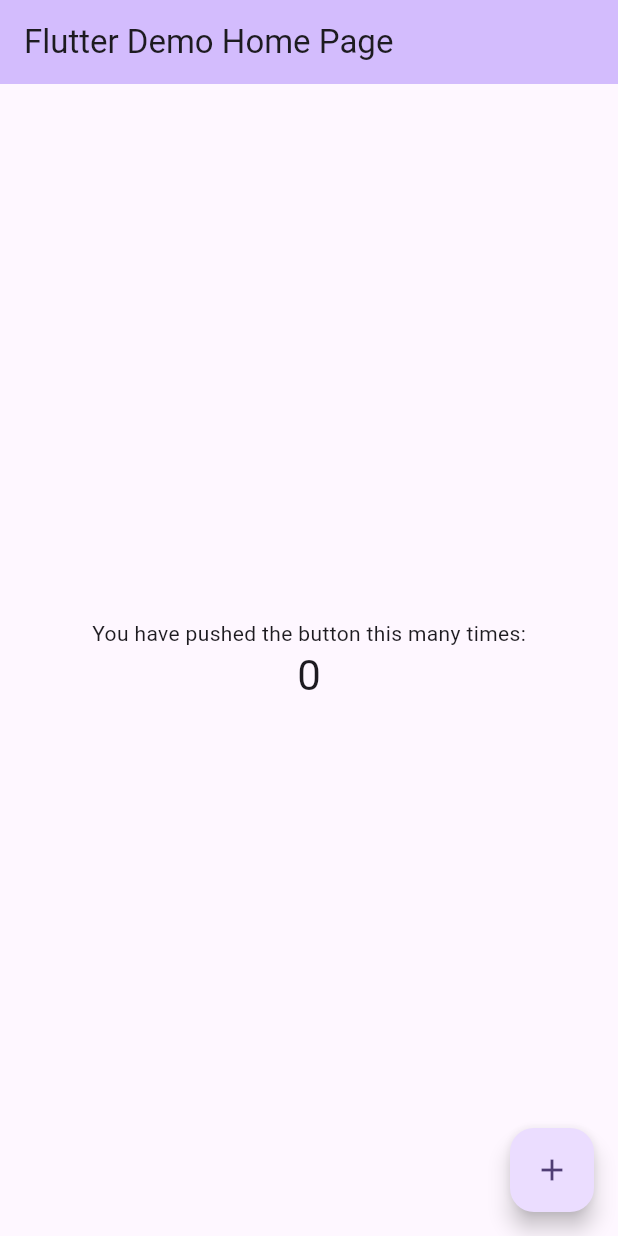
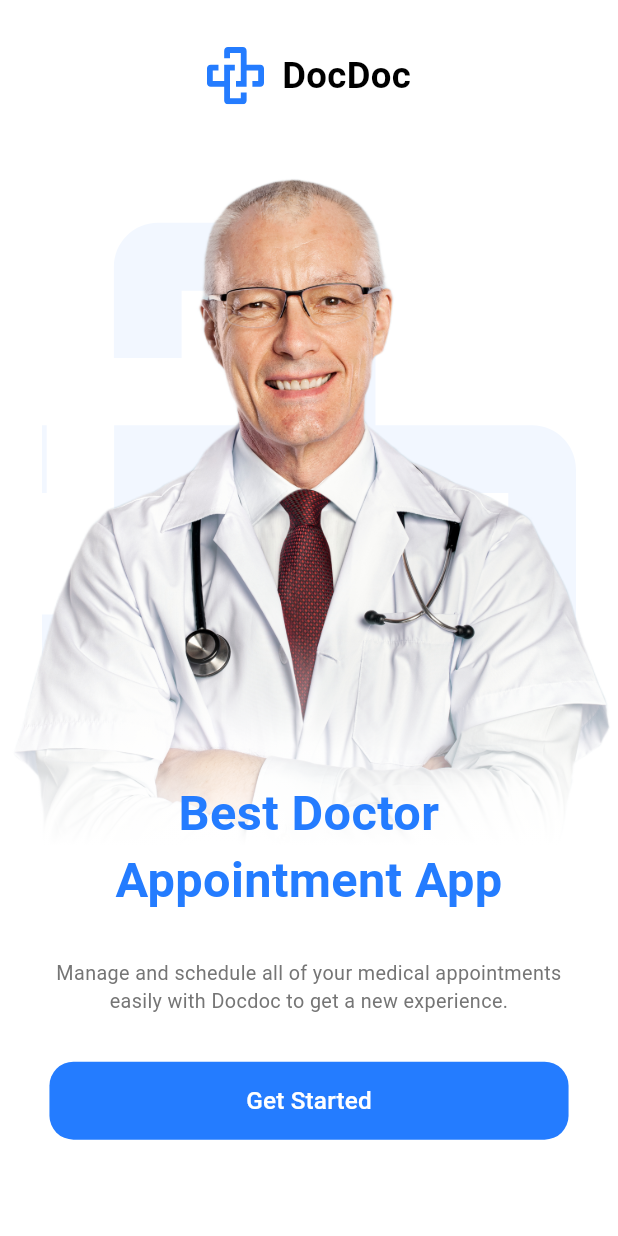
Before and after one commit to hamdy-farg/flutter_advanced_app, a Flutter app: the screen it shows after launch, on a phone screen of 412 x 824 dp. Run offline on Flutter 3.47's test engine with Material 3 defaults, Android fonts, the phone set to English and light mode, and no system bars; our stand-ins replace flutter_screenutil, flutter_svg.

Commit message:
.assets . images .svgs .navigator extension .approuter & routes added . thems color and styles added .empty login screen added . onboarding screen & get started widget and doctor image and name widget and doc_logo widget

```diff
--- /dev/null
+++ b/devtools_options.yaml
@@ -0,0 +1,3 @@
+description: This file stores settings for Dart & Flutter DevTools.
+documentation: https://docs.flutter.dev/tools/devtools/extensions#configure-extension-enablement-states
+extensions:
--- /dev/null
+++ b/lib/core/helpers/extensions.dart
@@ -0,0 +1,21 @@
+import 'package:flutter/material.dart';
+
+extension Navigation on BuildContext {
+  Future<dynamic> pushNamed(String routeName, {Object? arguments}) {
+    return Navigator.of(this).pushNamed(routeName, arguments: arguments);
+  }
+
+
+  Future<dynamic> pushReplacementNamed(String routeName, {Object? arguments}) {
+    return Navigator.of(this)
+        .pushReplacementNamed(routeName, arguments: arguments);
+  }
+
+  Future<dynamic> pushNamedAndRemoveUntil(String routeName,
+      {Object? arguments, required RoutePredicate predicate}) {
+    return Navigator.of(this)
+        .pushNamedAndRemoveUntil(routeName, predicate, arguments: arguments);
+  }
+
+  void pop() => Navigator.of(this).pop();
+}
--- /dev/null
+++ b/lib/core/routing/app_router.dart
@@ -0,0 +1,29 @@
+import 'package:flutter/material.dart';
+import 'package:omar_ahmed_advanced_project/core/routing/routes.dart';
+import 'package:omar_ahmed_advanced_project/features/login/ui/login_screen.dart';
+import 'package:omar_ahmed_advanced_project/features/onboarding/onboarding_screen.dart';
+
+class AppRouter {
+  Route generateRoute(RouteSettings settings) {
+    // this arguments to be passed in any screen like this (arguments as ClassName)
+    final arguments = settings.arguments;
+    switch (settings.name) {
+      case Routes.onBoardingScreen:
+        return MaterialPageRoute(
+          builder: (_) => const OnboardingScreen(),
+        );
+      case Routes.loginScreen:
+        return MaterialPageRoute(
+          builder: (_) => const LoginScreen(),
+        );
+      default:
+        return MaterialPageRoute(
+          builder: (_) => Scaffold(
+            body: Center(
+              child: Text("no route defined for ${settings.name}"),
+            ),
+          ),
+        );
+    }
+  }
+}
--- /dev/null
+++ b/lib/core/routing/routes.dart
@@ -0,0 +1,4 @@
+class Routes {
+  static const String onBoardingScreen = '/onBoardingScreen';
+  static const String loginScreen = '/loginScreen';
+}
--- /dev/null
+++ b/lib/core/theming/colors.dart
@@ -0,0 +1,6 @@
+import 'package:flutter/material.dart';
+
+class ColorsManager {
+  static const Color mainBlue = Color(0xFF247CFF);
+  static const Color gray = Color(0xFF757575);
+}
--- /dev/null
+++ b/lib/core/theming/styles.dart
@@ -0,0 +1,28 @@
+import 'package:flutter/material.dart';
+import 'package:flutter_screenutil/flutter_screenutil.dart';
+import 'package:omar_ahmed_advanced_project/core/theming/colors.dart';
+
+class TextStyles {
+  static TextStyle font24Black700Weight = TextStyle(
+    fontSize: 24.sp,
+    color: Colors.black,
+    fontWeight: FontWeight.w700,
+  );
+
+  static TextStyle font32BlueBold = TextStyle(
+    fontSize: 32.sp,
+    color: ColorsManager.mainBlue,
+    fontWeight: FontWeight.bold,
+  );
+
+  static TextStyle font13GrayRegular = TextStyle(
+    fontSize: 13.sp,
+    color: ColorsManager.gray,
+    fontWeight: FontWeight.normal,
+  );
+  static TextStyle font16WhiteSemiBold = TextStyle(
+    fontSize: 16.sp,
+    color: Colors.white,
+    fontWeight: FontWeight.w500,
+  );
+}
--- /dev/null
+++ b/lib/doc_app.dart
@@ -0,0 +1,28 @@
+import 'package:flutter/material.dart';
+import 'package:flutter_screenutil/flutter_screenutil.dart';
+import 'package:omar_ahmed_advanced_project/core/routing/app_router.dart';
+import 'package:omar_ahmed_advanced_project/core/routing/routes.dart';
+import 'package:omar_ahmed_advanced_project/core/theming/colors.dart';
+
+class DocApp extends StatelessWidget {
+  final AppRouter appRouter;
+  const DocApp({super.key, required this.appRouter});
+
+  @override
+  Widget build(BuildContext context) {
+    return ScreenUtilInit(
+      designSize: const Size(375, 812),
+      minTextAdapt: true,
+      child: MaterialApp(
+        debugShowCheckedModeBanner: false,
+        title: 'Doc app',
+        theme: ThemeData(
+          scaffoldBackgroundColor: Colors.white,
+          primaryColor: ColorsManager.mainBlue,
+        ),
+        initialRoute: Routes.onBoardingScreen,
+        onGenerateRoute: appRouter.generateRoute,
+      ),
+    );
+  }
+}
--- /dev/null
+++ b/lib/features/login/ui/login_screen.dart
@@ -0,0 +1,17 @@
+import 'package:flutter/material.dart';
+
+class LoginScreen extends StatelessWidget {
+  const LoginScreen({super.key});
+
+  @override
+  Widget build(BuildContext context) {
+    return Scaffold(
+      appBar: AppBar(
+        title: const Text("login screen"),
+      ),
+      body: const Center(
+        child: Text("login screen"),
+      ),
+    );
+  }
+}
--- /dev/null
+++ b/lib/features/onboarding/onboarding_screen.dart
@@ -0,0 +1,47 @@
+import 'package:flutter/material.dart';
+import 'package:flutter_screenutil/flutter_screenutil.dart';
+import 'package:omar_ahmed_advanced_project/core/theming/styles.dart';
+import 'package:omar_ahmed_advanced_project/features/onboarding/widgets/doc_logo_and_name.dart';
+import 'package:omar_ahmed_advanced_project/features/onboarding/widgets/doctor_image_and_text.dart';
+import 'package:omar_ahmed_advanced_project/features/onboarding/widgets/get_started_butttom.dart';
+
+class OnboardingScreen extends StatelessWidget {
+  const OnboardingScreen({super.key});
+
+  @override
+  Widget build(BuildContext context) {
+    return Scaffold(
+      body: SafeArea(
+          child: SingleChildScrollView(
+        child: Padding(
+          padding: EdgeInsets.only(top: 30.h),
+          child: Column(
+            children: [
+              const DocLogoAndName(),
+              SizedBox(
+                height: 30.h,
+              ),
+              const DoctorImageAndText(),
+              Padding(
+                padding: EdgeInsets.symmetric(horizontal: 30.w),
+                child: Column(
+                  children: [
+                    Text(
+                      "Manage and schedule all of your medical appointments easily with Docdoc to get a new experience.",
+                      style: TextStyles.font13GrayRegular,
+                      textAlign: TextAlign.center,
+                    ),
+                    SizedBox(
+                      height: 30.h,
+                    ),
+                    const GetStartedButtom()
+                  ],
+                ),
+              )
+            ],
+          ),
+        ),
+      )),
+    );
+  }
+}
--- /dev/null
+++ b/lib/features/onboarding/widgets/doc_logo_and_name.dart
@@ -0,0 +1,20 @@
+import 'package:flutter/material.dart';
+import 'package:flutter_screenutil/flutter_screenutil.dart';
+import 'package:flutter_svg/flutter_svg.dart';
+import 'package:omar_ahmed_advanced_project/core/theming/styles.dart';
+
+class DocLogoAndName extends StatelessWidget {
+  const DocLogoAndName({super.key});
+
+  @override
+  Widget build(BuildContext context) {
+    return Row(
+      mainAxisAlignment: MainAxisAlignment.center,
+      children: [
+        SvgPicture.asset('assets/svgs/docdoc_logo.svg'),
+        SizedBox(width: 10.w),
+        Text('DocDoc', style: TextStyles.font24Black700Weight)
+      ],
+    );
+  }
+}
--- /dev/null
+++ b/lib/features/onboarding/widgets/doctor_image_and_text.dart
@@ -0,0 +1,43 @@
+import 'package:flutter/material.dart';
+import 'package:flutter_svg/flutter_svg.dart';
+import 'package:omar_ahmed_advanced_project/core/theming/styles.dart';
+
+class DoctorImageAndText extends StatelessWidget {
+  const DoctorImageAndText({super.key});
+
+  @override
+  Widget build(BuildContext context) {
+    return Stack(
+      alignment: Alignment.center,
+      children: [
+        SvgPicture.asset('assets/svgs/docdoc_logo_low_opacity.svg'),
+        Container(
+          foregroundDecoration: BoxDecoration(
+            gradient: LinearGradient(
+              colors: [
+                Colors.white,
+                Colors.white.withOpacity(0.0),
+              ],
+              begin: Alignment.bottomCenter,
+              end: Alignment.topCenter,
+              stops: const [.14, .4],
+            ),
+          ),
+          child: Image.asset('assets/images/onboarding_doctor.png'),
+        ),
+        Positioned(
+          bottom: 30,
+          left: 0,
+          right: 0,
+          child: Text(
+            "Best Doctor \nAppointment App",
+            textAlign: TextAlign.center,
+            style: TextStyles.font32BlueBold.copyWith(
+              height: 1.4,
+            ),
+          ),
+        ),
+      ],
+    );
+  }
+}
--- /dev/null
+++ b/lib/features/onboarding/widgets/get_started_butttom.dart
@@ -0,0 +1,34 @@
+import 'package:flutter/material.dart';
+import 'package:omar_ahmed_advanced_project/core/helpers/extensions.dart';
+import 'package:omar_ahmed_advanced_project/core/routing/routes.dart';
+import 'package:omar_ahmed_advanced_project/core/theming/colors.dart';
+import 'package:omar_ahmed_advanced_project/core/theming/styles.dart';
+
+class GetStartedButtom extends StatelessWidget {
+  const GetStartedButtom({super.key});
+
+  @override
+  Widget build(BuildContext context) {
+    return TextButton(
+      onPressed: () {
+        context.pushNamed(Routes.loginScreen);
+      },
+      style: ButtonStyle(
+        backgroundColor: WidgetStateProperty.all(ColorsManager.mainBlue),
+        tapTargetSize: MaterialTapTargetSize.shrinkWrap,
+        minimumSize: WidgetStateProperty.all(
+          const Size(double.infinity, 52),
+        ),
+        shape: WidgetStateProperty.all(
+          RoundedRectangleBorder(
+            borderRadius: BorderRadius.circular(16),
+          ),
+        ),
+      ),
+      child: Text(
+        'Get Started',
+        style: TextStyles.font16WhiteSemiBold,
+      ),
+    );
+  }
+}
--- a/lib/main.dart
+++ b/lib/main.dart
@@ -1,126 +1,9 @@
 import 'package:flutter/material.dart';
+import 'package:omar_ahmed_advanced_project/core/routing/app_router.dart';
+import 'package:omar_ahmed_advanced_project/doc_app.dart';
 
 void main() {
-  runApp(const MyApp());
+  runApp(DocApp(
+    appRouter: AppRouter(),
+  ));
 }
-
-class MyApp extends StatelessWidget {
-  const MyApp({super.key});
-
-  // This widget is the root of your application.
-  @override
-  Widget build(BuildContext context) {
-    return MaterialApp(
-      debugShowCheckedModeBanner: false,
-      title: 'Flutter Demo',
-      theme: ThemeData(
-        // This is the theme of your application.
-        //
-        // TRY THIS: Try running your application with "flutter run". You'll see
-        // the application has a purple toolbar. Then, without quitting the app,
-        // try changing the seedColor in the colorScheme below to Colors.green
-        // and then invoke "hot reload" (save your changes or press the "hot
-        // reload" button in a Flutter-supported IDE, or press "r" if you used
-        // the command line to start the app).
-        //
-        // Notice that the counter didn't reset back to zero; the application
-        // state is not lost during the reload. To reset the state, use hot
-        // restart instead.
-        //
-        // This works for code too, not just values: Most code changes can be
-        // tested with just a hot reload.
-        colorScheme: ColorScheme.fromSeed(seedColor: Colors.deepPurple),
-        useMaterial3: true,
-      ),
-      home: const MyHomePage(title: 'Flutter Demo Home Page'),
-    );
-  }
-}
-
-class MyHomePage extends StatefulWidget {
-  const MyHomePage({super.key, required this.title});
-
-  // This widget is the home page of your application. It is stateful, meaning
-  // that it has a State object (defined below) that contains fields that affect
-  // how it looks.
-
-  // This class is the configuration for the state. It holds the values (in this
-  // case the title) provided by the parent (in this case the App widget) and
-  // used by the build method of the State. Fields in a Widget subclass are
-  // always marked "final".
-
-  final String title;
-
-  @override
-  State<MyHomePage> createState() => _MyHomePageState();
-}
-
-class _MyHomePageState extends State<MyHomePage> {
-  int _counter = 0;
-
-  void _incrementCounter() {
-    setState(() {
-      // This call to setState tells the Flutter framework that something has
-      // changed in this State, which causes it to rerun the build method below
-      // so that the display can reflect the updated values. If we changed
-      // _counter without calling setState(), then the build method would not be
-      // called again, and so nothing would appear to happen.
-      _counter++;
-    });
-  }
-
-  @override
-  Widget build(BuildContext context) {
-    // This method is rerun every time setState is called, for instance as done
-    // by the _incrementCounter method above.
-    //
-    // The Flutter framework has been optimized to make rerunning build methods
-    // fast, so that you can just rebuild anything that needs updating rather
-    // than having to individually change instances of widgets.
-    return Scaffold(
-      appBar: AppBar(
-        // TRY THIS: Try changing the color here to a specific color (to
-        // Colors.amber, perhaps?) and trigger a hot reload to see the AppBar
-        // change color while the other colors stay the same.
-        backgroundColor: Theme.of(context).colorScheme.inversePrimary,
-        // Here we take the value from the MyHomePage object that was created by
-        // the App.build method, and use it to set our appbar title.
-        title: Text(widget.title),
-      ),
-      body: Center(
-        // Center is a layout widget. It takes a single child and positions it
-        // in the middle of the parent.
-        child: Column(
-          // Column is also a layout widget. It takes a list of children and
-          // arranges them vertically. By default, it sizes itself to fit its
-          // children horizontally, and tries to be as tall as its parent.
-          //
-          // Column has various properties to control how it sizes itself and
-          // how it positions its children. Here we use mainAxisAlignment to
-          // center the children vertically; the main axis here is the vertical
-          // axis because Columns are vertical (the cross axis would be
-          // horizontal).
-          //
-          // TRY THIS: Invoke "debug painting" (choose the "Toggle Debug Paint"
-          // action in the IDE, or press "p" in the console), to see the
-          // wireframe for each widget.
-          mainAxisAlignment: MainAxisAlignment.center,
-          children: <Widget>[
-            const Text(
-              'You have pushed the button this many times:',
-            ),
-            Text(
-              '$_counter',
-              style: Theme.of(context).textTheme.headlineMedium,
-            ),
-          ],
-        ),
-      ),
-      floatingActionButton: FloatingActionButton(
-        onPressed: _incrementCounter,
-        tooltip: 'Increment',
-        child: const Icon(Icons.add),
-      ), // This trailing comma makes auto-formatting nicer for build methods.
-    );
-  }
-}
```
Also changed, not shown: pubspec.yaml (+7 -4 lines), assets/images/onboarding_doctor.png (added), assets/svgs/docdoc_logo.svg (added), assets/svgs/docdoc_logo_low_opacity.svg (added), pubspec.lock, 1 other file.
